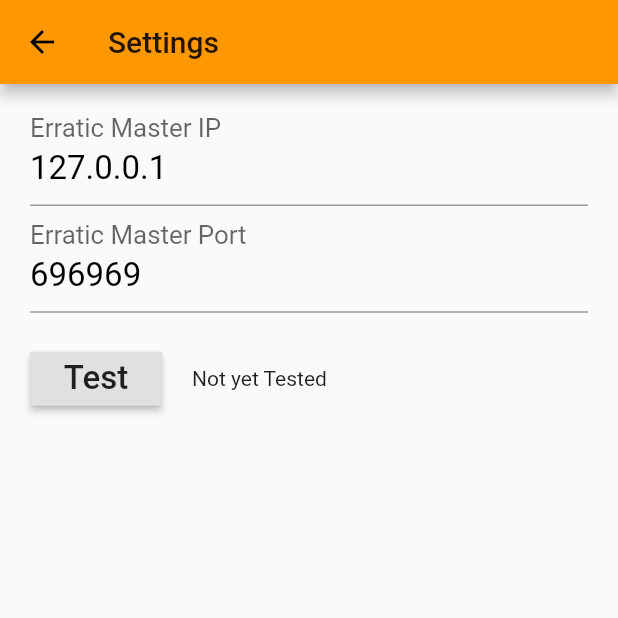
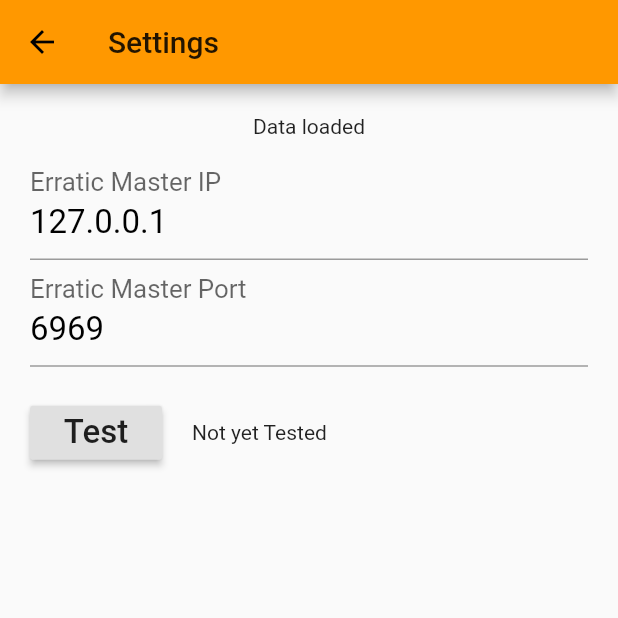
Before and after one commit to MacFurax/flutter_test_drawer, a Flutter app: the SettingsPage screen opened by its route, on a phone screen of 412 x 824 dp, the top half of it. Run offline on Flutter 3.47's test engine with Material 2 defaults, Android fonts, the phone set to English and light mode, and no system bars; our stand-ins replace shared_preferences; accounts and stored records are empty.

Commit message:
start adding loading of settings

```diff
--- a/lib/settingsPage.dart
+++ b/lib/settingsPage.dart
@@ -1,5 +1,6 @@
 import 'package:flutter/material.dart';
 import 'package:test_drawer/remoteAPI.dart';
+import 'package:shared_preferences/shared_preferences.dart';
 
 class SettingsPage extends StatefulWidget{
   //SettingsPage( {Key key }): super(key: key);
@@ -12,22 +13,44 @@ class SettingsPage extends StatefulWidget{
 class _SettingsPage extends State<SettingsPage> {
 
   //final RemoteApi api;
+  var prefs;
+  Widget content;
   TextEditingController IPController = new TextEditingController();
   TextEditingController PortController = new TextEditingController();
 
   _SettingsPage(){
-    IPController.text = '127.0.0.1';
-    IPController.addListener((){
-      print('IP adresse modified value = ' + IPController.text);
-    });
-    PortController.text = '696969';
+    content = new Text("Loading data...");
+
+    _getData();
+
   }
 
 
   String _testConnectionStatus = 'Not yet Tested';
-   RemoteApi api;
+  RemoteApi api;
 
+  void _getData() async
+  {
+    prefs = await SharedPreferences.getInstance();
 
+    var strIP = prefs.getString('ErraticMasterIP');
+    if( strIP == null)
+    {
+      IPController.text = '127.0.0.1';
+      await prefs.setString('ErraticMasterIP', '127.0.0.1');
+    }
+
+    var strPort = prefs.getString('ErraticMasterPort');
+    if( strPort == null)
+    {
+      PortController.text = '6969';
+      await prefs.setString('ErraticMasterPort', '6969');
+    }
+    setState((){
+      content = new Text("Data loaded");
+    });
+
+  }
 
   void _requestStatus() async {
     setState((){
@@ -68,6 +91,10 @@ class _SettingsPage extends State<SettingsPage> {
               ),
               child: new Column(
                 children: <Widget>[
+                  new Container(
+                    padding: EdgeInsets.all(10.0),
+                    child :content,
+                  ),
                   new TextFormField(
                     controller: IPController,
                     keyboardType: TextInputType.number,
```
Also changed, not shown: lib/showControl.dart (+8 -0 lines).
